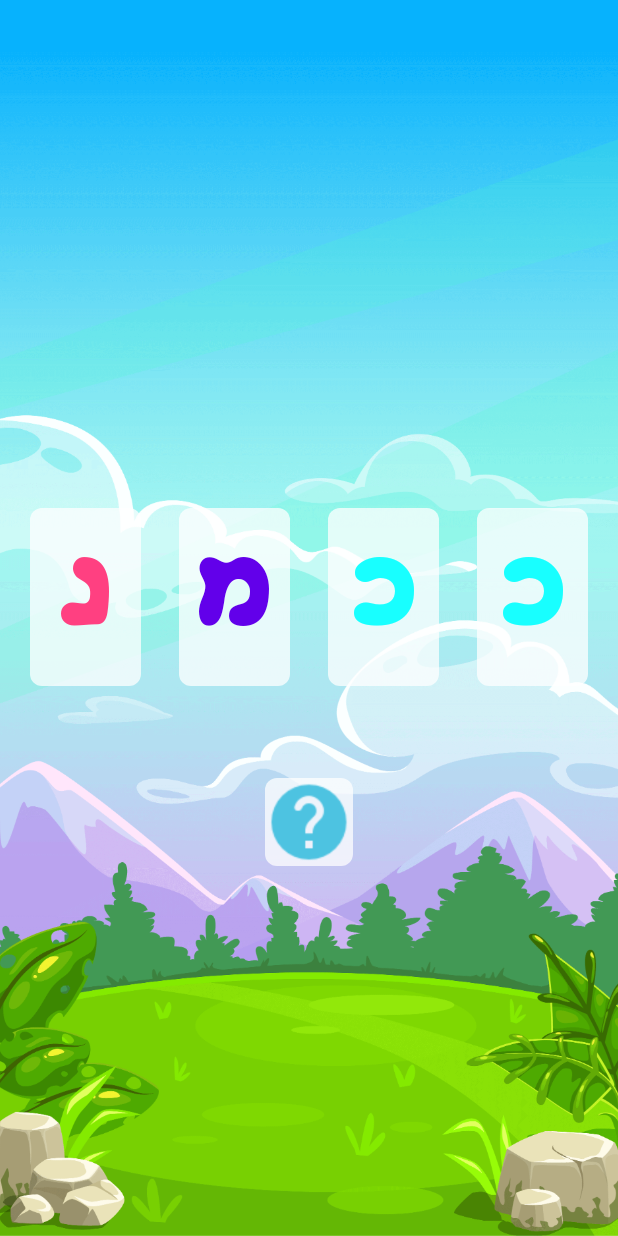
After one commit to orelhart/alefbet, an Android app: the FindWrongLetterActivity screen opened directly, with no data from a screen before it, on a phone screen of 412 x 824 dp. The commit adds this screen. Run offline under Robolectric (Android 15) with nearby library versions, the phone set to English and light mode, and no system bars.

Commit message:
new game- find wrong letter

```diff
--- a/app/src/main/AndroidManifest.xml
+++ b/app/src/main/AndroidManifest.xml
@@ -13,6 +13,7 @@
         android:screenOrientation="sensorPortrait"
         android:supportsRtl="true"
         android:theme="@style/AppTheme">
+
         <activity android:name=".MainActivity">
             <intent-filter>
                 <action android:name="android.intent.action.MAIN" />
@@ -22,6 +23,7 @@
         </activity>
         <activity android:name=".LettersOrderActivity" />
         <activity android:name=".IdentifyLetterActivity" />
+        <activity android:name=".FindWrongLetterActivity"/>
     </application>
 
 </manifest>
--- /dev/null
+++ b/app/src/main/java/com/orelhart/alefbet/FindWrongLetterActivity.java
@@ -0,0 +1,195 @@
+package com.orelhart.alefbet;
+
+import androidx.appcompat.app.AppCompatActivity;
+import androidx.core.content.ContextCompat;
+
+import android.animation.Animator;
+import android.animation.AnimatorListenerAdapter;
+import android.animation.AnimatorSet;
+import android.animation.ObjectAnimator;
+import android.media.MediaPlayer;
+import android.os.Bundle;
+import android.view.View;
+import android.widget.ImageView;
+
+import com.orelhart.alefbet.data.AlphaBet;
+
+import java.util.Random;
+
+import static com.orelhart.alefbet.EffectsUtils.getSoundEffectResource;
+import static com.orelhart.alefbet.EffectsUtils.randomWinAnimation;
+
+public class FindWrongLetterActivity extends AppCompatActivity {
+
+
+    LetterView letterView1;
+    LetterView letterView2;
+    LetterView letterView3;
+    LetterView letterView4;
+    AlphaBet mAlphabet;
+    LetterView[] letterViewArray;
+    int correctLetter;
+    int wrongLetterIndex;
+    MediaPlayer mediaPlayer;
+    ImageView hintButton;
+
+
+    @Override
+    protected void onCreate(Bundle savedInstanceState) {
+        super.onCreate(savedInstanceState);
+        setContentView(R.layout.activity_find_wrong_letter);
+
+        init();
+
+    }
+
+    private void init(){
+
+        letterView1 =findViewById(R.id.sequence_letter_no_1);
+        letterView2 =findViewById(R.id.sequence_letter_no_2);
+        letterView3 =findViewById(R.id.sequence_letter_no_3);
+        letterView4 =findViewById(R.id.sequence_letter_no_4);
+        letterViewArray = new LetterView[]{letterView1, letterView2,letterView3, letterView4};
+        mAlphabet = AlphaBet.getHebrew();
+
+        getLettersSequence();
+
+        View.OnClickListener onClickListener = new View.OnClickListener() {
+
+            @Override
+            public void onClick(View v) {
+
+                if (isItTHeWrongLetter(v)){
+
+
+
+
+                    if (mediaPlayer != null) {
+                        mediaPlayer.stop();
+                        if (!mediaPlayer.isPlaying()) {
+                            mediaPlayer.release();
+                        }
+                    }
+                    mediaPlayer =
+                            MediaPlayer.create(FindWrongLetterActivity.this, getSoundEffectResource());
+                    mediaPlayer.setVolume(1f, 1f);
+                    mediaPlayer.start();
+
+                    setLettersDisabled();
+
+                    AnimatorSet set =randomWinAnimation(v);
+                    set.setDuration(1000);
+                    set.start();
+
+
+                    set.addListener(new AnimatorListenerAdapter() {
+                        @Override
+                        public void onAnimationEnd(Animator animation) {
+
+                            setLettersEnabled();
+                            init();
+                        }
+                    });
+
+                }
+                else {
+
+                    ObjectAnimator transAnimation =
+                            ObjectAnimator.ofFloat(v, "translationX", -10, 10, -10, 10, -10, 10, 0);
+                    transAnimation.setDuration(440);
+                    transAnimation.start();
+                }
+            }
+        };
+
+        for (LetterView letterView : letterViewArray) {
+            letterView.setOnClickListener(onClickListener);
+        }
+
+
+        hintButton = findViewById(R.id.wrong_letter_hint_button);
+        hintButton.setOnClickListener(new View.OnClickListener() {
+            @Override
+            public void onClick(View v) {
+
+                if (mediaPlayer != null) {
+                    mediaPlayer.stop();
+                    if (!mediaPlayer.isPlaying()) {
+                        mediaPlayer.release();
+                    }
+                }
+                mediaPlayer =
+                        MediaPlayer.create(FindWrongLetterActivity.this, letterViewArray[correctLetter].getLetter().getmSoundResourceFile());
+                mediaPlayer.setVolume(1f, 1f);
+                mediaPlayer.start();
+            }
+        });
+
+    }
+
+    private boolean isItTHeWrongLetter(View v) {
+
+         return (((LetterView) v).getLetter().getmSerialNumber() == wrongLetterIndex);
+    }
+
+    private void getLettersSequence() {
+
+        int firstIndex = getRandomNumber(17);
+
+        correctLetter = getRandomNumber(3);
+
+        wrongLetterIndex = getWrongLetterIndex(firstIndex +correctLetter);
+
+
+        for (int i = 0; i < letterViewArray.length ; i++ ){
+
+            if (i != correctLetter){
+
+                letterViewArray[i].setLetter(mAlphabet.getLetter(firstIndex + i));
+                letterViewArray[i].setTextColor(ContextCompat.getColor(this, mAlphabet.getLetter(firstIndex + i).getmColorResource()));
+            }
+
+            else{
+
+                letterViewArray[i].setLetter(mAlphabet.getLetter(wrongLetterIndex));
+                letterViewArray[i].setTextColor(ContextCompat.getColor(this, mAlphabet.getLetter(wrongLetterIndex).getmColorResource()));
+            }
+
+        }
+
+    }
+
+    private int getWrongLetterIndex(int correctLetterIndex) {
+
+        int i =getRandomNumber(21);
+
+        if ( i == correctLetterIndex){
+
+            i++;
+        }
+        return i;
+    }
+
+    private int getRandomNumber(int number) {
+
+        Random r = new Random();
+        return r.nextInt(number);
+    }
+
+
+    private void setLettersDisabled() {
+
+       for (LetterView letterView : letterViewArray){
+           letterView.setEnabled(false);
+       }
+    }
+
+    private void setLettersEnabled() {
+
+        for (LetterView letterView : letterViewArray){
+            letterView.setEnabled(true);
+        }
+
+    }
+
+}
--- a/app/src/main/java/com/orelhart/alefbet/LettersOrderActivity.java
+++ b/app/src/main/java/com/orelhart/alefbet/LettersOrderActivity.java
@@ -59,7 +59,7 @@ public class LettersOrderActivity extends AppCompatActivity implements LetterVie
     int mCellWidth = letterGridLayout.setGridLayoutParams(this, letterGridLayout, mAlphabet);
     letterGridLayout.setLetterViewsToGrid(this, mAlphabet, mCellWidth);
 
-    hintButton = findViewById(R.id.hint_button);
+    hintButton = findViewById(R.id.letters_order_hint_button);
     hintButton.setOnClickListener(
         new View.OnClickListener() {
           @Override
--- /dev/null
+++ b/app/src/main/res/layout/activity_find_wrong_letter.xml
@@ -0,0 +1,116 @@
+<?xml version="1.0" encoding="utf-8"?>
+
+
+<FrameLayout xmlns:android="http://schemas.android.com/apk/res/android"
+    xmlns:tools="http://schemas.android.com/tools"
+    android:layout_width="match_parent"
+    android:layout_height="match_parent"
+    android:clipChildren="false"
+    android:clipToPadding="false">
+
+
+    <ImageView
+        android:layout_width="match_parent"
+        android:layout_height="match_parent"
+        android:foregroundGravity="center"
+        android:scaleType="centerCrop"
+        android:src="@drawable/bg"
+        tools:ignore="ContentDescription" />
+
+
+    <LinearLayout
+        android:layout_width="match_parent"
+        android:layout_height="match_parent"
+        android:layout_gravity="center"
+        android:gravity="center"
+        android:clipChildren="false"
+        android:orientation="vertical">
+
+
+        <LinearLayout
+            android:layout_width="wrap_content"
+            android:layout_height="wrap_content"
+            android:layout_gravity="center"
+            android:clipChildren="false"
+            android:clipToPadding="false"
+            android:orientation="horizontal"
+            android:paddingTop="@dimen/wrong_letter_linear_layout_padding_top">
+
+
+            <com.orelhart.alefbet.LetterView
+                android:id="@+id/sequence_letter_no_4"
+                android:layout_width="@dimen/find_wrong_letter_width"
+                android:layout_height="@dimen/find_wrong_letter_height"
+                android:layout_gravity="center"
+                android:layout_margin="@dimen/find_wrong_letter_margin"
+                android:background="@drawable/letter_view_no_border_opacity"
+                android:gravity="center"
+                android:padding="@dimen/find_wrong_letter_padding"
+                android:textColor="@android:color/black"
+                android:textSize="@dimen/find_wrong_letter_text_size"
+                android:textStyle="bold" />
+
+            <com.orelhart.alefbet.LetterView
+                android:id="@+id/sequence_letter_no_3"
+                android:layout_width="@dimen/find_wrong_letter_width"
+                android:layout_height="@dimen/find_wrong_letter_height"
+                android:layout_gravity="center"
+                android:layout_margin="@dimen/find_wrong_letter_margin"
+                android:background="@drawable/letter_view_no_border_opacity"
+                android:gravity="center"
+                android:padding="@dimen/find_wrong_letter_padding"
+                android:textColor="@android:color/black"
+                android:textSize="@dimen/find_wrong_letter_text_size"
+                android:textStyle="bold" />
+
+            <com.orelhart.alefbet.LetterView
+                android:id="@+id/sequence_letter_no_2"
+                android:layout_width="@dimen/find_wrong_letter_width"
+                android:layout_height="@dimen/find_wrong_letter_height"
+                android:layout_gravity="center"
+                android:layout_margin="@dimen/find_wrong_letter_margin"
+                android:background="@drawable/letter_view_no_border_opacity"
+                android:gravity="center"
+                android:padding="@dimen/find_wrong_letter_padding"
+                android:textColor="@android:color/black"
+                android:textSize="@dimen/find_wrong_letter_text_size"
+                android:textStyle="bold" />
+
+            <com.orelhart.alefbet.LetterView
+                android:id="@+id/sequence_letter_no_1"
+                android:layout_width="@dimen/find_wrong_letter_width"
+                android:layout_height="@dimen/find_wrong_letter_height"
+                android:layout_gravity="center"
+                android:layout_margin="@dimen/find_wrong_letter_margin"
+                android:background="@drawable/letter_view_no_border_opacity"
+                android:gravity="center"
+                android:padding="@dimen/find_wrong_letter_padding"
+                android:textColor="@android:color/black"
+                android:textSize="@dimen/find_wrong_letter_text_size"
+                android:textStyle="bold" />
+
+
+        </LinearLayout>
+
+        <LinearLayout
+            android:layout_width="match_parent"
+            android:layout_height="wrap_content"
+            android:gravity="center"
+            android:orientation="horizontal"
+            android:paddingTop="@dimen/wrong_letter_hint_button_padding">
+
+            <ImageView
+                android:id="@+id/wrong_letter_hint_button"
+                android:layout_width="@dimen/wrong_letter_button_width"
+                android:layout_height="@dimen/wrong_letter_button_height"
+                android:background="@drawable/letter_view_no_border_opacity"
+                android:src="@drawable/round_help_black_18"
+                android:stateListAnimator="@animator/button_animation"
+                android:tint="@color/colorVolumeButton" />
+
+        </LinearLayout>
+
+    </LinearLayout>
+
+
+</FrameLayout>
--- a/app/src/main/res/layout/activity_letters_order.xml
+++ b/app/src/main/res/layout/activity_letters_order.xml
@@ -56,7 +56,7 @@
             android:padding="@dimen/hint_button_padding">
 
             <ImageView
-                android:id="@+id/hint_button"
+                android:id="@+id/letters_order_hint_button"
                 android:layout_width="@dimen/button_width"
                 android:layout_height="@dimen/button_height"
                 android:background="@drawable/letter_view_no_border_opacity"
--- a/app/src/main/res/layout/activity_main.xml
+++ b/app/src/main/res/layout/activity_main.xml
@@ -67,7 +67,7 @@
             android:gravity="center"
             android:padding="@dimen/main_menu_cell_padding"
             android:stateListAnimator="@animator/button_animation"
-            android:text="@string/comming_soon"
+            android:text="@string/wrong_letter"
             android:textColor="@color/color1"
             android:textSize="@dimen/main_menu_text_size"
             android:textStyle="bold" />
--- a/app/src/main/res/values-sw600dp/dimens.xml
+++ b/app/src/main/res/values-sw600dp/dimens.xml
@@ -13,7 +13,7 @@
     <dimen name="main_menu_view_hight">180dp</dimen>
 
     <dimen name="main_menu_cell_padding">8dp</dimen>
-    <dimen name="main_menu_text_size">48sp</dimen>
+    <dimen name="main_menu_text_size">40sp</dimen>
 
     <dimen name="identify_letter_width">120dp</dimen>
     <dimen name="identify_letter_height">200dp</dimen>
@@ -36,4 +36,15 @@
     <dimen name="play_again_button_margin">80dp</dimen>
 
 
+    <dimen name="find_wrong_letter_width">110dp</dimen>
+    <dimen name="find_wrong_letter_height">160dp</dimen>
+    <dimen name="find_wrong_letter_padding">8dp</dimen>
+    <dimen name="find_wrong_letter_text_size">90sp</dimen>
+    <dimen name="find_wrong_letter_margin">12dp</dimen>
+    <dimen name="wrong_letter_hint_button_padding">60dp</dimen>
+    <dimen name="wrong_letter_button_width">80dp</dimen>
+    <dimen name="wrong_letter_button_height">80dp</dimen>
+    <dimen name="wrong_letter_linear_layout_padding_top">100dp</dimen>
+
+
 </resources>
--- a/app/src/main/res/values-sw720dp/dimens.xml
+++ b/app/src/main/res/values-sw720dp/dimens.xml
@@ -14,7 +14,7 @@
     <dimen name="main_menu_view_hight">260dp</dimen>
 
     <dimen name="main_menu_cell_padding">10dp</dimen>
-    <dimen name="main_menu_text_size">60sp</dimen>
+    <dimen name="main_menu_text_size">50sp</dimen>
 
     <dimen name="identify_letter_width">160dp</dimen>
     <dimen name="identify_letter_height">240dp</dimen>
@@ -37,4 +37,15 @@
     <dimen name="play_again_button_margin">100dp</dimen>
 
 
+    <dimen name="find_wrong_letter_width">140dp</dimen>
+    <dimen name="find_wrong_letter_height">200dp</dimen>
+    <dimen name="find_wrong_letter_padding">10dp</dimen>
+    <dimen name="find_wrong_letter_text_size">100sp</dimen>
+    <dimen name="find_wrong_letter_margin">20dp</dimen>
+    <dimen name="wrong_letter_hint_button_padding">70dp</dimen>
+    <dimen name="wrong_letter_button_width">90dp</dimen>
+    <dimen name="wrong_letter_button_height">90dp</dimen>
+    <dimen name="wrong_letter_linear_layout_padding_top">110dp</dimen>
+
+
 </resources>
--- a/app/src/main/res/values/dimens.xml
+++ b/app/src/main/res/values/dimens.xml
@@ -22,7 +22,7 @@
     <dimen name="level_button_padding">6dp</dimen>
 
     <dimen name="main_menu_cell_padding">6dp</dimen>
-    <dimen name="main_menu_text_size">36sp</dimen>
+    <dimen name="main_menu_text_size">30sp</dimen>
 
     <dimen name="identify_letter_width">90dp</dimen>
     <dimen name="identify_letter_height">150dp</dimen>
@@ -38,4 +38,15 @@
     <dimen name="play_again_button_margin">60dp</dimen>
 
 
+    <dimen name="find_wrong_letter_width">75dp</dimen>
+    <dimen name="find_wrong_letter_height">120dp</dimen>
+    <dimen name="find_wrong_letter_padding">6dp</dimen>
+    <dimen name="find_wrong_letter_text_size">72sp</dimen>
+    <dimen name="find_wrong_letter_margin">12dp</dimen>
+    <dimen name="wrong_letter_hint_button_padding">48dp</dimen>
+    <dimen name="wrong_letter_button_width">60dp</dimen>
+    <dimen name="wrong_letter_button_height">60dp</dimen>
+    <dimen name="wrong_letter_linear_layout_padding_top">80dp</dimen>
+
+
 </resources>
--- a/app/src/main/res/values/strings.xml
+++ b/app/src/main/res/values/strings.xml
@@ -5,8 +5,9 @@
     <string name="alert_dialog_text">הצלחת לסדר את כל האותיות!</string>
     <string name="alert_dialog_button">התחל מחדש</string>
     <string name="letters_order">סדר את האותיות</string>
-    <string name="identify_the_letter"> מצא את האות</string>
-    <string name="comming_soon"> בקרוב</string>
+    <string name="identify_the_letter">מצא את האות</string>
+    <string name="comming_soon">בקרוב</string>
+    <string name="wrong_letter">מצא את האות שאינה במקום</string>
     <string name="title_letters_order"> זהה את האות</string>
     <string name="title_identify_letter">סדר את האותיות</string>
     <string name="title_find_the_mistake"> מצא את הטעות</string>
@@ -22,4 +23,5 @@
     <string name="play_again_botton">נגן</string>
 
 
+
 </resources>
```
Also changed, not shown: app/src/main/java/com/orelhart/alefbet/EffectsUtils.java (added, +84 -0 lines), app/src/main/java/com/orelhart/alefbet/IdentifyLetterActivity.java (+4 -73 lines), app/src/main/java/com/orelhart/alefbet/MainActivity.java (+11 -1 lines).
